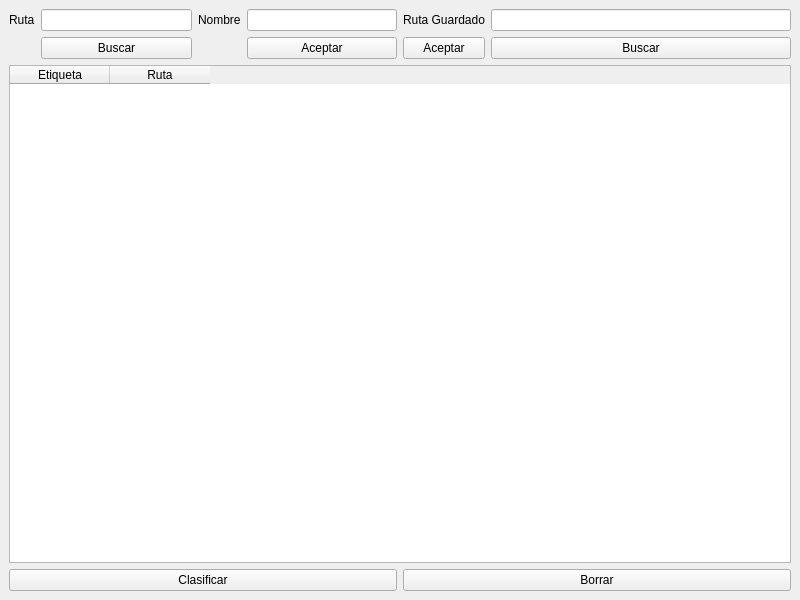
Before: the Qt Designer form Interfaces/view_clasificar.ui in adrianvillanueva997/computation_lab_2, drawn with Qt 5.
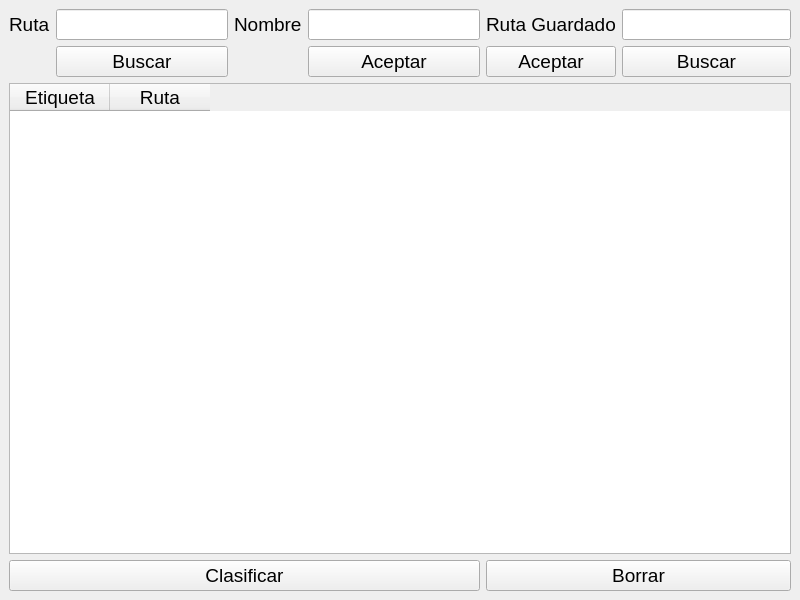
After: the same form once the commit is applied.

```diff
--- a/Interfaces/view_clasificar.ui
+++ b/Interfaces/view_clasificar.ui
@@ -10,6 +10,11 @@
                 <height>600</height>
             </rect>
         </property>
+  <property name="font">
+   <font>
+    <pointsize>14</pointsize>
+   </font>
+  </property>
         <property name="windowTitle">
             <string>MainWindow</string>
         </property>
```
Lines whose indentation alone changed are shown as unchanged.
